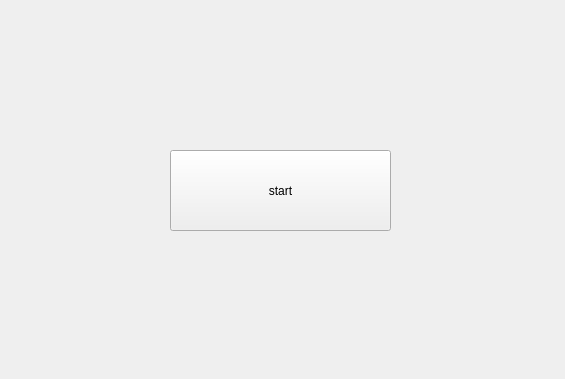
The window that menu.ui (julianocampov/Juego) describes before a commit, drawn with Qt 5.
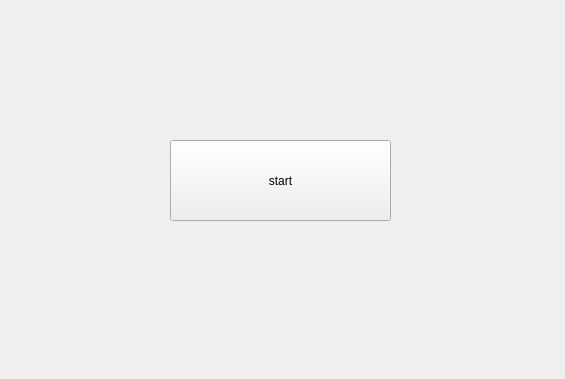
The same window after the commit.

Diff of the .ui file:
```diff
--- a/menu.ui
+++ b/menu.ui
@@ -17,7 +17,7 @@
    <property name="geometry">
     <rect>
      <x>170</x>
-     <y>150</y>
+     <y>140</y>
      <width>221</width>
      <height>81</height>
     </rect>
```
